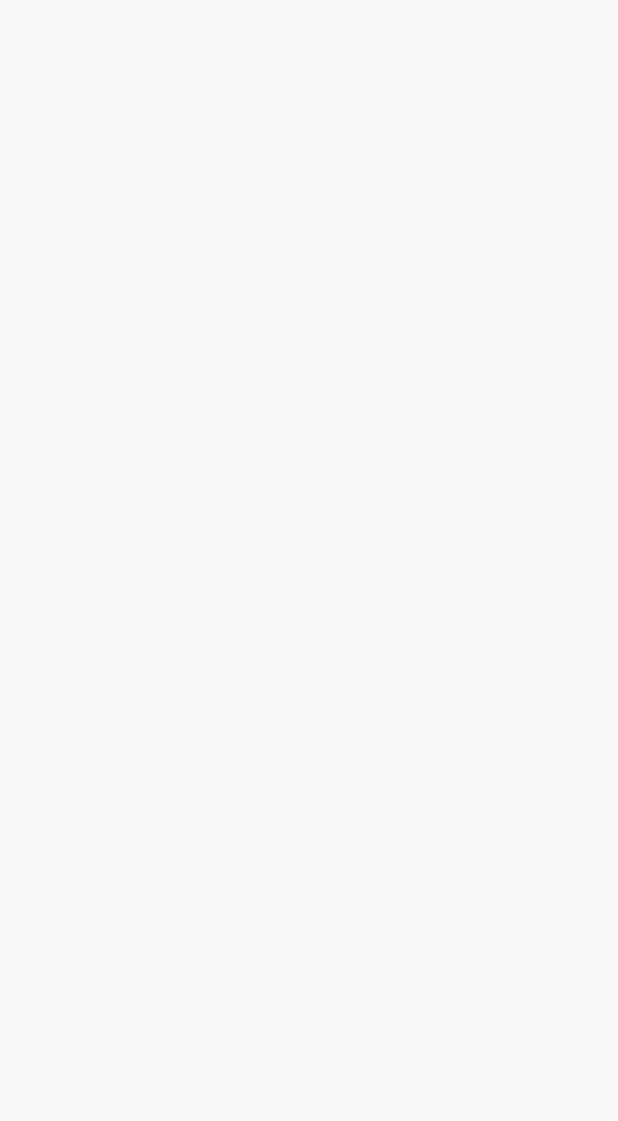
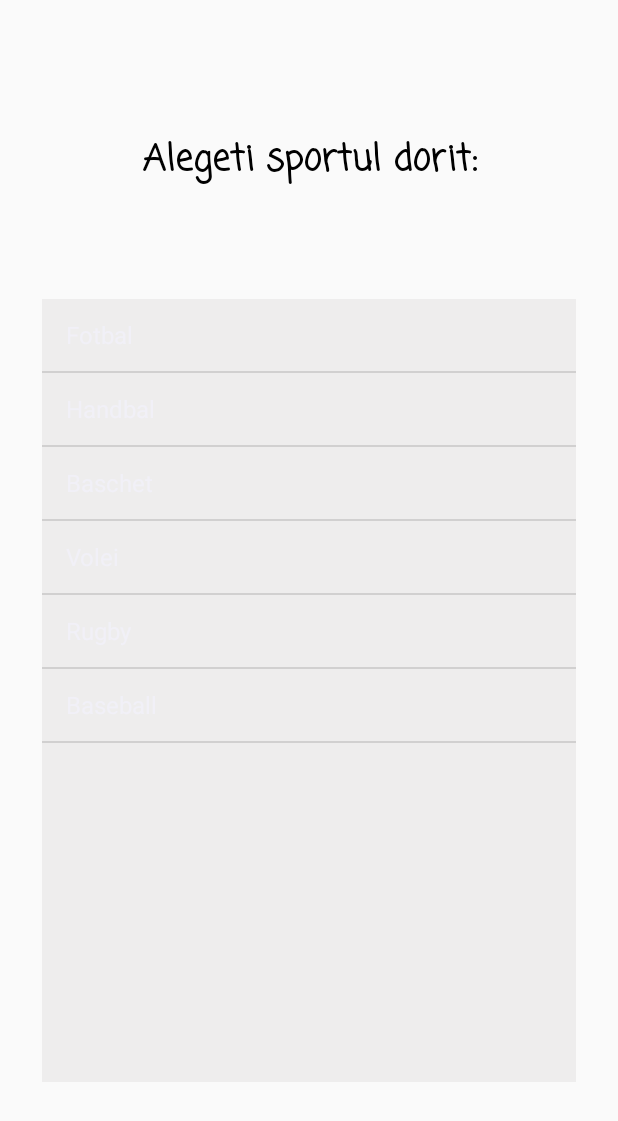
Before and after one commit to catalinadinu/SportSpot, an Android app: the screen it shows after launch (SportsListActivity), on a phone screen of 412 x 824 dp. Before the commit the part shown is empty. Shown: the top 1121 px of the screen. Run offline under Robolectric (Android 15) with nearby library versions, the phone set to English and light mode, and no system bars.

```diff
--- a/app/src/main/AndroidManifest.xml
+++ b/app/src/main/AndroidManifest.xml
@@ -9,7 +9,9 @@
         android:roundIcon="@mipmap/ic_launcher_round"
         android:supportsRtl="true"
         android:theme="@style/AppTheme">
-        <activity android:name=".SportsListActivity"></activity>
+        <activity android:name=".SignupActivity"></activity>
+        <activity android:name=".AuthActivity" />
+        <activity android:name=".SportsListActivity" />
         <activity android:name=".MainActivity">
             <intent-filter>
                 <action android:name="android.intent.action.MAIN" />
--- a/app/src/main/java/com/example/sportspot/SportsListActivity.java
+++ b/app/src/main/java/com/example/sportspot/SportsListActivity.java
@@ -3,14 +3,28 @@ package com.example.sportspot;
 import androidx.appcompat.app.AppCompatActivity;
 
 import android.os.Bundle;
+import android.widget.ArrayAdapter;
+import android.widget.ListView;
+import android.widget.Spinner;
 
 public class SportsListActivity extends AppCompatActivity {
+    private ListView sportsListView;
 
     @Override
     protected void onCreate(Bundle savedInstanceState) {
         super.onCreate(savedInstanceState);
         setContentView(R.layout.activity_sports_list);
+        initComponents();
+
+        ArrayAdapter<CharSequence> sportsAdapter = ArrayAdapter.createFromResource(getApplicationContext(), R.array.lv_sports_list,
+                android.R.layout.simple_list_item_1);
+        sportsListView.setAdapter(sportsAdapter);
+
+    }
+
+    private void initComponents(){
+        sportsListView = findViewById(R.id.sports_list_lv);
+    }
 
 
-    }
 }
--- a/app/src/main/res/layout/activity_sports_list.xml
+++ b/app/src/main/res/layout/activity_sports_list.xml
@@ -6,4 +6,30 @@
     android:layout_height="match_parent"
     tools:context=".SportsListActivity">
 
+    <TextView
+        android:id="@+id/textView"
+        android:layout_width="258dp"
+        android:layout_height="61dp"
+        android:layout_marginTop="76dp"
+        android:gravity="center"
+        android:text="@string/alegeti_sportul_dorit"
+        android:textColor="#000000"
+        android:textSize="24sp"
+        android:textStyle="bold"
+        app:layout_constraintEnd_toEndOf="parent"
+        app:layout_constraintStart_toStartOf="parent"
+        app:layout_constraintTop_toTopOf="parent" />
+
+    <ListView
+        android:id="@+id/sports_list_lv"
+        android:layout_width="356dp"
+        android:layout_height="522dp"
+        android:layout_marginTop="36dp"
+        android:background="#2FB8B4B4"
+        app:layout_constraintBottom_toBottomOf="parent"
+        app:layout_constraintEnd_toEndOf="parent"
+        app:layout_constraintStart_toStartOf="parent"
+        app:layout_constraintTop_toBottomOf="@+id/textView"
+        app:layout_constraintVertical_bias="0.2" />
+
 </androidx.constraintlayout.widget.ConstraintLayout>
--- a/app/src/main/res/values/strings.xml
+++ b/app/src/main/res/values/strings.xml
@@ -1,3 +1,20 @@
 <resources>
     <string name="app_name">SportSpot</string>
+    <string name="alegeti_sportul_dorit">Alegeti sportul dorit:</string>
+    <string name="username">Username</string>
+    <string name="parola">Parola</string>
+    <string name="confirma_parola">Confirma parola</string>
+    <string name="inregistreaza_te">Inregistreaza-te!</string>
+    <string name="ai_deja_un_cont">Ai deja un cont? Conecteaza-te! ></string>
+    <string name="conecteaza_te">Conecteaza-te!</string>
+    <string name="nu_ai_un_cont">Nu ai un cont? Inregistreaza-te! ></string>
+
+    <string-array name="lv_sports_list">
+        <item>Fotbal</item>
+        <item>Handbal</item>
+        <item>Baschet</item>
+        <item>Volei</item>
+        <item>Rugby</item>
+        <item>Baseball</item>
+    </string-array>
 </resources>
--- a/app/src/main/res/values/styles.xml
+++ b/app/src/main/res/values/styles.xml
@@ -4,8 +4,9 @@
     <style name="AppTheme" parent="Theme.AppCompat.Light.NoActionBar">
         <!-- Customize your theme here. -->
         <item name="colorPrimary">@color/colorPrimary</item>
-        <item name="colorPrimaryDark">@color/colorPrimaryDark</item>
-        <item name="colorAccent">@color/colorAccent</item>
+        <item name="colorAccent">#ffdf80</item>
+        <item name="colorPrimaryDark">#000000</item>
+
         <item name="android:fontFamily">casual</item>
 
     </style>
```
Also changed, not shown: app/src/main/java/com/example/sportspot/AuthActivity.java (added, +14 -0 lines), app/src/main/java/com/example/sportspot/SignupActivity.java (added, +14 -0 lines), app/src/main/res/layout/activity_auth.xml (added, +71 -0 lines), app/src/main/res/layout/activity_signup.xml (added, +83 -0 lines), app/src/main/res/layout/custom_listview_item.xml (added, +17 -0 lines).
